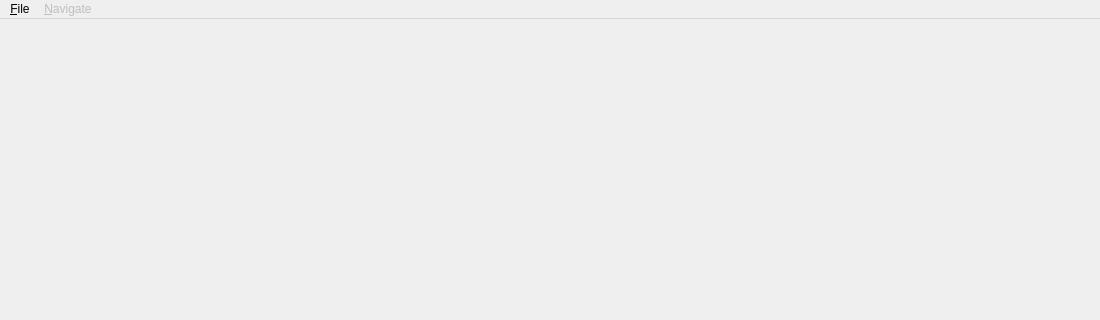
Qt form resources/ui/main_window.ui (Iconoclasteinc/tgit) before a commit; both pictures show x 0 to 1100 and y 0 to 320 of the 1100 by 745 pixel window.
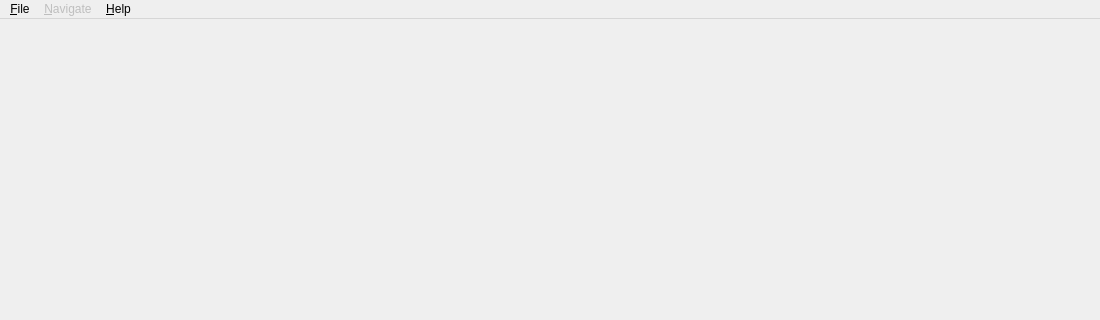
The same form after that commit. Icons and pictures are not drawn.

Commit message: We now display a Qt about box from the help menu.

The edit to the form file:
```diff
--- a/resources/ui/main_window.ui
+++ b/resources/ui/main_window.ui
@@ -70,8 +70,15 @@
     <addaction name="to_album_edition_action"/>
     <addaction name="separator"/>
    </widget>
+   <widget class="QMenu" name="help_menu">
+    <property name="title">
+     <string>&amp;Help</string>
+    </property>
+    <addaction name="_about_qt_action"/>
+   </widget>
    <addaction name="file_menu"/>
    <addaction name="navigate_menu"/>
+   <addaction name="help_menu"/>
   </widget>
   <action name="settings_action">
    <property name="text">
```
Left out of the diff: 5 changed lines with no effect on the pictures. The commit also changes 9 other files.
